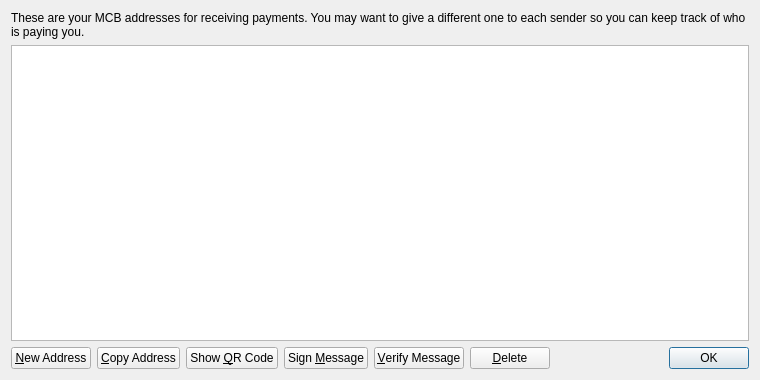
First picture: the form in src/qt/forms/addressbookpage.ui, repository mcobitcoin/mcobit, before the edit.
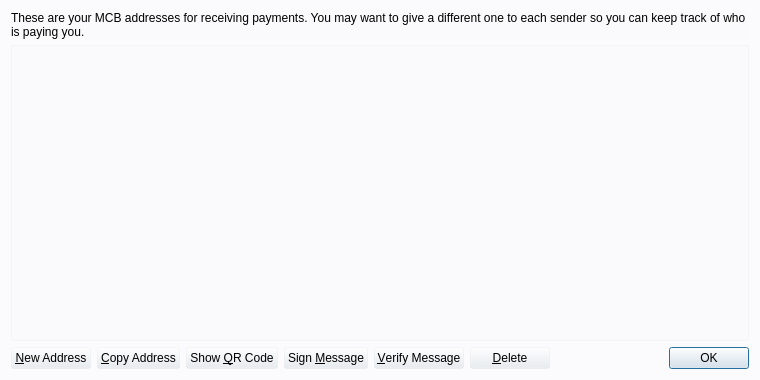
Second picture: the form after the edit. Icons and pictures are not drawn.

The edit to the form file:
```diff
--- a/src/qt/forms/addressbookpage.ui
+++ b/src/qt/forms/addressbookpage.ui
@@ -14,7 +14,7 @@
    <string>Address Book</string>
   </property>
   <property name="styleSheet">
-   <string notr="true">background-image: url(:/images/2s);</string>
+  <string notr="true">background:rgba(232, 236, 241, 0.1);</string>
   </property>
   <layout class="QVBoxLayout" name="verticalLayout">
    <item>
```
